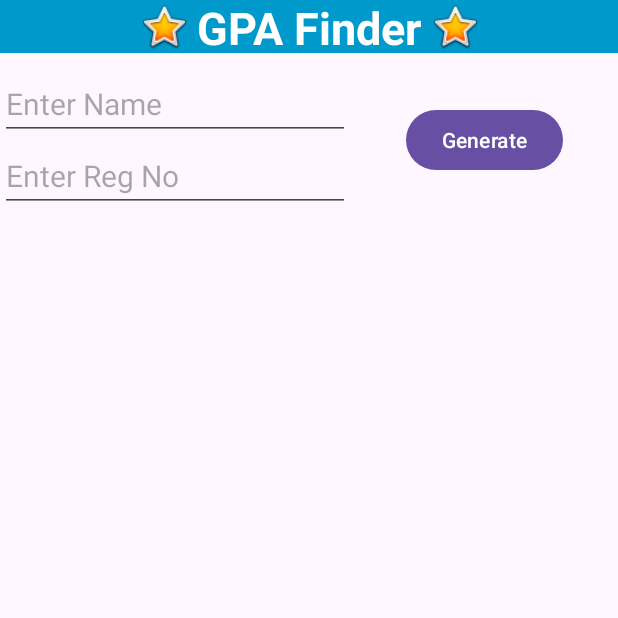
After one commit to wahaj35/GPA-Finder, an Android app: the Report screen opened through its navigation route, on a phone screen of 412 x 824 dp, the top half of it. The commit adds this screen. Run offline under Robolectric (Android 15) with nearby library versions, the phone set to English and light mode, and no system bars; our stand-ins replace data binding.

Commit message:
Report Fragment added

```diff
--- a/app/src/main/java/com/example/about/DataInput.kt
+++ b/app/src/main/java/com/example/about/DataInput.kt
@@ -8,6 +8,7 @@ import android.view.View
 import android.view.ViewGroup
 import android.widget.Toast
 import androidx.databinding.DataBindingUtil
+import androidx.navigation.Navigation
 import com.example.about.databinding.ActivityMainBinding
 import com.example.about.databinding.FragmentDataInputBinding
 
@@ -24,13 +25,17 @@ class DataInput : Fragment() {
 
 
         // Binding all the data classes to the ActivityMainClass
-        bind.gpaText = gpa_text
+        binding.gpaText = gpa_text
         // Setting up setOnClickListener on the buttons.
         binding.apply {
             // Setting up setOnClickLick method for the layout to view according to the user input
             enterButton.setOnClickListener { view() }
             // Setting up setOnClickLick method for the GPA Button
             checkGPAButton.setOnClickListener { chkGPA() }
+
+            checkReportButton.setOnClickListener {
+                view:View -> Navigation.findNavController(view).navigate(R.id.action_dataInput5_to_report2)
+            }
         }
 
         return binding.root
@@ -198,6 +203,10 @@ class DataInput : Fragment() {
                 "1" -> oneSubject(creditHours, marks, qp)
             }
         }
+
+        //Will show the button for generating the Marks Report
+        binding.checkReportLayout.visibility = View.VISIBLE
+
     }
     @SuppressLint("ResourceAsColor")
     private fun sixSubjects(creditHours: Array<String>, marks: Array<String>, qp: Array<String>) {
--- /dev/null
+++ b/app/src/main/java/com/example/about/Report.kt
@@ -0,0 +1,23 @@
+package com.example.about
+
+import android.os.Bundle
+import androidx.fragment.app.Fragment
+import android.view.LayoutInflater
+import android.view.View
+import android.view.ViewGroup
+import androidx.databinding.DataBindingUtil
+import com.example.about.databinding.FragmentReportBinding
+
+
+class Report : Fragment() {
+
+
+    override fun onCreateView(
+        inflater: LayoutInflater, container: ViewGroup?, savedInstanceState: Bundle?): View? {
+        // Inflate the layout for this fragment
+
+        val binding:FragmentReportBinding = DataBindingUtil.inflate(inflater, R.layout.fragment_report, container,false)
+        return binding.root
+    }
+
+}
--- /dev/null
+++ b/app/src/main/res/layout/fragment_report.xml
@@ -0,0 +1,85 @@
+<?xml version="1.0" encoding="utf-8"?>
+
+<layout xmlns:android="http://schemas.android.com/apk/res/android"
+    xmlns:app="http://schemas.android.com/apk/res-auto"
+    xmlns:tools="http://schemas.android.com/tools"
+    tools:context=".Report">
+
+
+    <androidx.constraintlayout.widget.ConstraintLayout
+        android:id="@+id/TopLayout"
+        android:layout_width="match_parent"
+        android:layout_height="match_parent">
+
+
+
+
+        <androidx.constraintlayout.widget.ConstraintLayout
+            android:id="@+id/EnterNameLayout"
+            android:layout_width="match_parent"
+            android:layout_height="wrap_content"
+            android:layout_marginTop="45dp"
+            app:layout_constraintEnd_toEndOf="parent"
+            app:layout_constraintStart_toStartOf="parent"
+            app:layout_constraintTop_toTopOf="parent">
+            <EditText
+                android:id="@+id/EnterNameEditText"
+                android:layout_width="wrap_content"
+                android:layout_height="wrap_content"
+                android:ems="10"
+                android:hint="@string/enterNameText"
+                android:inputType="text"
+                android:textSize="20dp"
+                app:layout_constraintBottom_toTopOf="@+id/EnterRegNoEditText"
+                app:layout_constraintStart_toStartOf="parent"
+                app:layout_constraintTop_toTopOf="parent" />
+            <EditText
+                android:id="@+id/EnterRegNoEditText"
+                android:layout_width="wrap_content"
+                android:layout_height="wrap_content"
+                android:ems="10"
+                android:hint="@string/enterRegNoHint"
+                android:inputType="text"
+                android:textSize="20dp"
+                app:layout_constraintBottom_toBottomOf="parent"
+                app:layout_constraintStart_toStartOf="parent"
+                app:layout_constraintTop_toBottomOf="@+id/EnterNameEditText" />
+            <Button
+                android:id="@+id/GenerateButton"
+                android:layout_width="wrap_content"
+                android:layout_height="wrap_content"
+                android:text="@string/GenerateButtonText"
+                app:layout_constraintBottom_toBottomOf="@id/EnterRegNoEditText"
+                app:layout_constraintEnd_toEndOf="parent"
+                app:layout_constraintStart_toEndOf="@+id/EnterNameEditText"
+                app:layout_constraintTop_toTopOf="@id/EnterNameEditText" />
+
+            <ScrollView
+                android:layout_width="match_parent"
+                android:layout_height="0dp"
+                app:layout_constraintTop_toBottomOf="@id/EnterNameLayout"
+                app:layout_constraintBottom_toBottomOf="parent">
+
+
+                <LinearLayout
+                    android:id="@+id/LinearLayout"
+                    android:layout_width="match_parent"
+                    android:layout_height="wrap_content"
+                    android:orientation="vertical"></LinearLayout>
+            </ScrollView>
+
+
+
+
+
+        </androidx.constraintlayout.widget.ConstraintLayout>
+
+
+
+
+
+
+    </androidx.constraintlayout.widget.ConstraintLayout>
+
+
+</layout>
--- a/app/src/main/res/navigation/navigation.xml
+++ b/app/src/main/res/navigation/navigation.xml
@@ -3,10 +3,19 @@
     xmlns:app="http://schemas.android.com/apk/res-auto"
     xmlns:tools="http://schemas.android.com/tools"
     android:id="@+id/navigation"
-    app:startDestination="@id/dataInput3">
+    app:startDestination="@id/dataInput5">
     <fragment
-        android:id="@+id/dataInput3"
+        android:id="@+id/dataInput5"
         android:name="com.example.about.DataInput"
         android:label="fragment_data_input"
-        tools:layout="@layout/fragment_data_input" />
+        tools:layout="@layout/fragment_data_input" >
+        <action
+            android:id="@+id/action_dataInput5_to_report2"
+            app:destination="@id/report2" />
+    </fragment>
+    <fragment
+        android:id="@+id/report2"
+        android:name="com.example.about.Report"
+        android:label="fragment_report"
+        tools:layout="@layout/fragment_report" />
 </navigation>
--- a/app/src/main/res/values/strings.xml
+++ b/app/src/main/res/values/strings.xml
@@ -22,4 +22,8 @@
     <string name="subject_input">Enter Subject name here</string>
     <!-- TODO: Remove or change this placeholder text -->
     <string name="hello_blank_fragment">Hello blank fragment</string>
+    <string name="GenerateReportText">Generate Report? Click Here</string>
+    <string name="enterNameText">Enter Name</string>
+    <string name="enterRegNoHint">Enter Reg No</string>
+    <string name="GenerateButtonText">Generate</string>
 </resources>
```
Also changed, not shown: app/src/main/res/layout/activity_main.xml (+5 -18 lines), app/src/main/res/layout/fragment_data_input.xml (+24 -71 lines).
